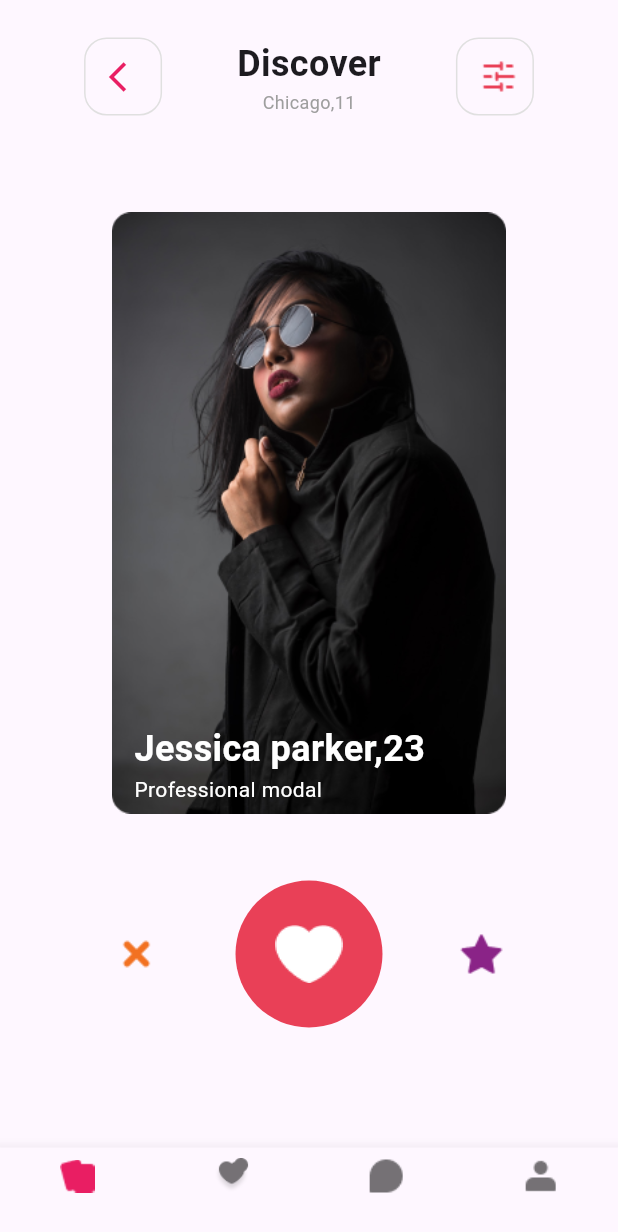
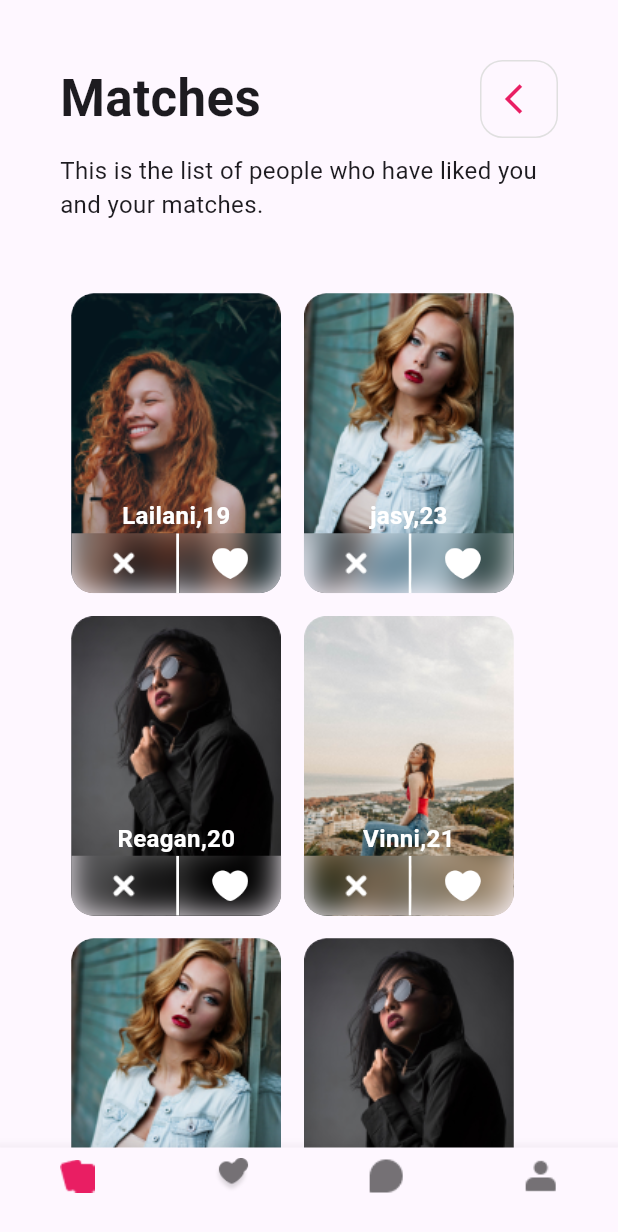
Before and after one commit to happy-initcoder/datingappui, a Flutter app: the screen it shows after launch, on a phone screen of 412 x 824 dp. Shown: the top 1232 px of the screen. Run offline on Flutter 3.47's test engine with Material 2 defaults, Android fonts, the phone set to English and light mode, and no system bars; drawn by our look-alikes of swipe_cards; our stand-ins replace carousel_slider, intl_phone_field.

Commit message:
matches screen

```diff
--- /dev/null
+++ b/lib/Matches_page.dart
@@ -0,0 +1,161 @@
+import 'dart:ui';
+
+import 'package:flutter/material.dart';
+
+class MatchesPage extends StatelessWidget {
+  const MatchesPage({super.key});
+
+  @override
+  Widget build(BuildContext context) {
+    return Scaffold(
+      bottomNavigationBar: BottomNavigationBar(
+        items: [
+          BottomNavigationBarItem(
+            label: '',
+            icon: ImageIcon(
+              AssetImage('assets/images/nav1.png'),
+            ),
+          ),
+          BottomNavigationBarItem(
+            label: '',
+            icon: ImageIcon(
+              AssetImage('assets/images/nav2.png'),
+            ),
+          ),
+          BottomNavigationBarItem(
+            label: '',
+            icon: ImageIcon(
+              AssetImage('assets/images/nav3.png'),
+            ),
+          ),
+          BottomNavigationBarItem(
+            label: '',
+            icon: ImageIcon(
+              AssetImage('assets/images/nav4.png'),
+            ),
+          ),
+        ],
+        type: BottomNavigationBarType.fixed,
+        selectedItemColor: Colors.pink,
+      ),
+      body: Padding(
+        padding: EdgeInsets.only(top: 40, right: 40, left: 40),
+        child: SingleChildScrollView(
+          child: Container(
+            child: Column(
+              children: [
+                Row(
+                  children: [
+                    Text(
+                      'Matches',
+                      style:
+                          TextStyle(fontSize: 34, fontWeight: FontWeight.bold),
+                    ),
+                    Spacer(),
+                    Container(
+                      decoration: BoxDecoration(
+                        border: Border.all(color: Colors.grey.shade300),
+                        borderRadius: BorderRadius.circular(15),
+                      ),
+                      height: 52,
+                      width: 52,
+                      child: Padding(
+                        padding: const EdgeInsets.only(left: 5),
+                        child: Icon(Icons.arrow_back_ios, color: Colors.pink),
+                      ),
+                    ),
+                  ],
+                ),
+                SizedBox(height: 10),
+                Text(
+                  'This is the list of people who have liked you and your matches.',
+                  style: TextStyle(fontSize: 16),
+                ),
+                SizedBox(height: 40),
+                Row(
+                  children: [
+                    Column(
+                      children: [
+                        matchCards('assets/images/m1.png', 'Lailani,19'),
+                        matchCards('assets/images/m5.png', 'Reagan,20'),
+                        matchCards('assets/images/m3.png', 'Steffie,21'),
+                        matchCards('assets/images/m5.png', 'Jessica,23')
+                      ],
+                    ),
+                    Column(
+                      children: [
+                        matchCards('assets/images/m3.png', 'jasy,23'),
+                        matchCards('assets/images/m2.png', 'Vinni,21'),
+                        matchCards('assets/images/m5.png', 'Razzi,23'),
+                        matchCards('assets/images/m1.png', 'Steffie,26')
+                      ],
+                    )
+                  ],
+                )
+              ],
+            ),
+          ),
+        ),
+      ),
+    );
+  }
+
+  Widget matchCards(String imageAdd, String nameAge) => Padding(
+        padding: EdgeInsets.only(left: 7.5, right: 7.5, top: 7.5, bottom: 7.5),
+        child: ClipRRect(
+          borderRadius: BorderRadius.circular(15),
+          child: Container(
+            height: 200,
+            width: 140,
+            decoration: BoxDecoration(
+              image: DecorationImage(image: AssetImage(imageAdd)),
+            ),
+            child: Column(mainAxisAlignment: MainAxisAlignment.end, children: [
+              Text(
+                nameAge,
+                style: TextStyle(
+                    color: Colors.white,
+                    fontSize: 16,
+                    fontWeight: FontWeight.bold),
+              ),
+              Row(
+                children: [
+                  ClipRRect(
+                    child: BackdropFilter(
+                      filter: ImageFilter.blur(sigmaX: 10.0, sigmaY: 10.0),
+                      child: Container(
+                        decoration: BoxDecoration(
+                            border: Border(
+                                right:
+                                    BorderSide(width: 2, color: Colors.white))),
+                        height: 40,
+                        width: 72,
+                        child: Center(
+                          child: ImageIcon(
+                              AssetImage('assets/images/close-small.png'),
+                              color: Colors.white),
+                        ),
+                      ),
+                    ),
+                  ),
+                  ClipRRect(
+                    child: BackdropFilter(
+                      filter: ImageFilter.blur(sigmaX: 10.0, sigmaY: 10.0),
+                      child: Container(
+                        height: 40,
+                        width: 68,
+                        child: Center(
+                          child: ImageIcon(
+                              AssetImage('assets/images/Vector.png'),
+                              color: Colors.white),
+                        ),
+                      ),
+                    ),
+                  )
+                ],
+              )
+            ]),
+          ),
+        ),
+      );
+}
--- a/lib/main.dart
+++ b/lib/main.dart
@@ -1,8 +1,10 @@
 import 'package:dating_app_ui/MatchScreen.dart';
+import 'package:dating_app_ui/Matches_page.dart';
 import 'package:dating_app_ui/Signup_page.dart';
 import 'package:dating_app_ui/firends.dart';
 import 'package:dating_app_ui/gender.dart';
 import 'package:dating_app_ui/mainScreen.dart';
+import 'package:dating_app_ui/messages.dart';
 import 'package:dating_app_ui/notificaton.dart';
 import 'package:dating_app_ui/number_screen.dart';
 import 'package:dating_app_ui/onboarding.dart';
@@ -27,6 +29,6 @@ class MyApp extends StatelessWidget {
           colorScheme: ColorScheme.fromSeed(seedColor: Colors.deepPurple),
           useMaterial3: true,
         ),
-        home: MainScreen());
+        home: MatchesPage());
   }
 }
--- a/pubspec.yaml
+++ b/pubspec.yaml
@@ -103,6 +103,10 @@ flutter:
     - assets/images/star.png
     - assets/images/close-small.png
     - assets/images/like.png
+    - assets/images/m1.png
+    - assets/images/m2.png
+    - assets/images/m3.png
+    - assets/images/m5.png
     - assets/images/photo2.png
 
 
```
Also changed, not shown: lib/mainScreen.dart (+39 -2 lines), lib/messages.dart (added, +103 -0 lines), assets/images/m1.png (added), assets/images/m2.png (added), assets/images/m3.png (added), assets/images/m5.png (added).
